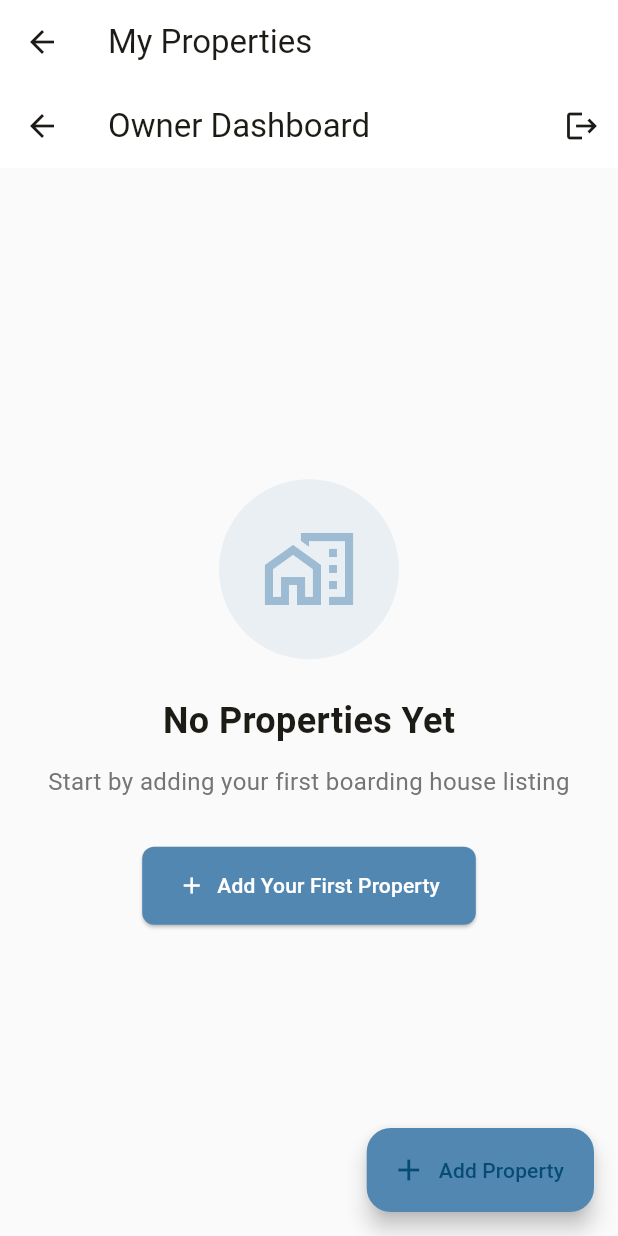
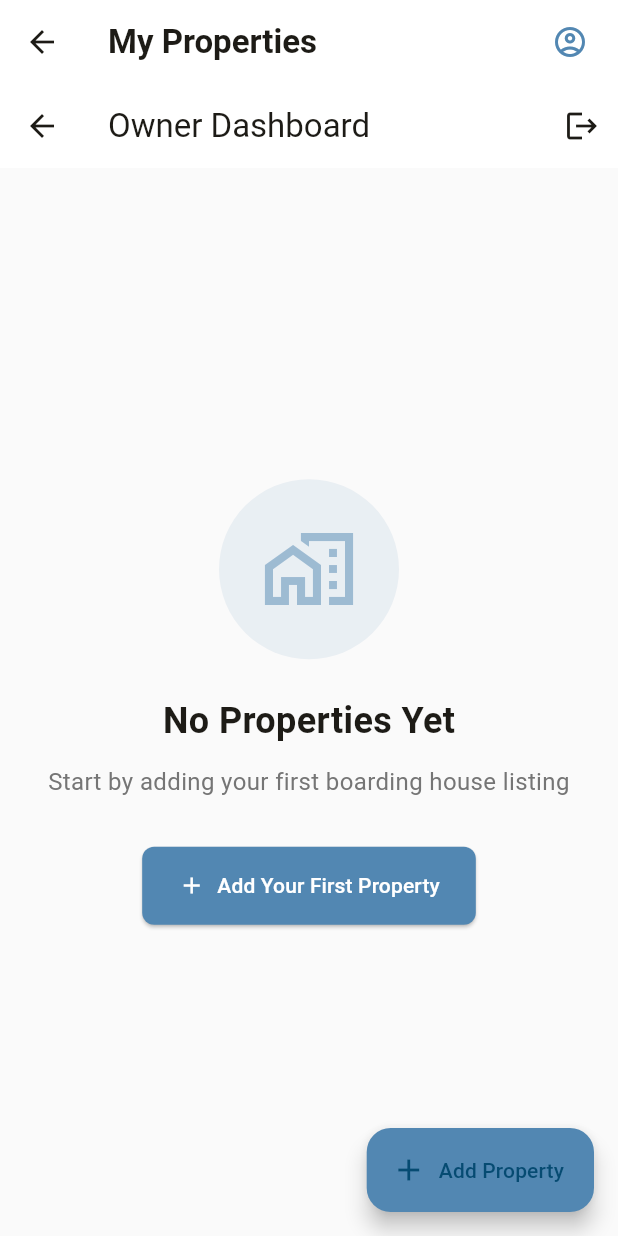
Before and after one commit to khentmoba/Vacansee, a Flutter app: the OwnerHome screen opened directly, after a tap on the "logout" icon, on a phone screen of 412 x 824 dp. Run offline on Flutter 3.47's test engine with Material 3 defaults, Android fonts, the phone set to English and light mode, and no system bars; our stand-ins replace flutter_dotenv, freezed_annotation, image_picker, shimmer, supabase_flutter; accounts and stored records are empty; network calls fail.

Commit message:
Production Polish: SEO, Mobile UI, Profile UX

```diff
--- a/lib/screens/home/home_screen.dart
+++ b/lib/screens/home/home_screen.dart
@@ -4,6 +4,7 @@ import '../../providers/auth_provider.dart';
 import 'owner_dashboard.dart';
 import '../property/create_property_screen.dart';
 import '../property/property_list_screen.dart';
+import '../profile/profile_screen.dart';
 
 class HomeScreen extends StatelessWidget {
   const HomeScreen({super.key});
@@ -28,10 +29,25 @@ class OwnerHome extends StatelessWidget {
   Widget build(BuildContext context) {
     return Scaffold(
       appBar: AppBar(
-        title: const Text('My Properties'),
+        title: const Text(
+          'My Properties',
+          style: TextStyle(fontWeight: FontWeight.w700),
+        ),
         backgroundColor: Colors.white,
         foregroundColor: const Color(0xFF1D1B16),
         elevation: 0,
+        actions: [
+          IconButton(
+            icon: const Icon(Icons.account_circle_outlined),
+            color: const Color(0xFF5287B2),
+            tooltip: 'Profile',
+            onPressed: () => Navigator.push(
+              context,
+              MaterialPageRoute(builder: (_) => const ProfileScreen()),
+            ),
+          ),
+          const SizedBox(width: 8),
+        ],
       ),
       body: const OwnerDashboard(),
       floatingActionButton: FloatingActionButton.extended(
@@ -55,18 +71,26 @@ class StudentHome extends StatelessWidget {
 
   @override
   Widget build(BuildContext context) {
-    final authProvider = context.watch<AuthProvider>();
     return Scaffold(
       appBar: AppBar(
-        title: const Text('Find Your Home'),
+        title: const Text(
+          'Find Your Home',
+          style: TextStyle(fontWeight: FontWeight.w700),
+        ),
         backgroundColor: Colors.white,
         foregroundColor: const Color(0xFF1D1B16),
         elevation: 0,
         actions: [
           IconButton(
-            icon: const Icon(Icons.logout),
-            onPressed: () => authProvider.signOut(),
+            icon: const Icon(Icons.account_circle_outlined),
+            color: const Color(0xFF5287B2),
+            tooltip: 'Profile',
+            onPressed: () => Navigator.push(
+              context,
+              MaterialPageRoute(builder: (_) => const ProfileScreen()),
+            ),
           ),
+          const SizedBox(width: 8),
         ],
       ),
       body: const PropertyListScreen(),
--- a/lib/screens/landing/landing_screen.dart
+++ b/lib/screens/landing/landing_screen.dart
@@ -9,25 +9,32 @@ class LandingScreen extends StatelessWidget {
   Widget build(BuildContext context) {
     return Scaffold(
       backgroundColor: Colors.white,
-      body: SingleChildScrollView(
+      body: LayoutBuilder(
+        builder: (context, constraints) {
+          final isMobile = constraints.maxWidth < 800;
+          final padding = isMobile ? 24.0 : 48.0;
+
+          return SingleChildScrollView(
             child: Column(
               children: [
-            _buildNavbar(context),
-            _buildHero(context),
-            _buildFeatures(context),
-            _buildRoles(context),
-            _buildCTA(context),
-            _buildFooter(context),
+                _buildNavbar(context, isMobile, padding),
+                _buildHero(context, isMobile, padding),
+                _buildFeatures(context, isMobile, padding),
+                _buildRoles(context, isMobile, padding),
+                _buildCTA(context, isMobile, padding),
+                _buildFooter(context, isMobile, padding),
               ],
             ),
+          );
+        },
       ),
     );
   }
 
-  Widget _buildNavbar(BuildContext context) {
+  Widget _buildNavbar(BuildContext context, bool isMobile, double padding) {
     return Container(
       color: Colors.white,
-      padding: const EdgeInsets.symmetric(horizontal: 48, vertical: 16),
+      padding: EdgeInsets.symmetric(horizontal: padding, vertical: 16),
       child: Row(
         mainAxisAlignment: MainAxisAlignment.spaceBetween,
         children: [
@@ -59,6 +66,7 @@ class LandingScreen extends StatelessWidget {
           // Nav buttons
           Row(
             children: [
+              if (!isMobile) ...[
                 TextButton(
                   onPressed: () => Navigator.push(
                     context,
@@ -77,6 +85,7 @@ class LandingScreen extends StatelessWidget {
                   ),
                 ),
                 const SizedBox(width: 12),
+              ],
               ElevatedButton(
                 onPressed: () => Navigator.push(
                   context,
@@ -85,8 +94,8 @@ class LandingScreen extends StatelessWidget {
                 style: ElevatedButton.styleFrom(
                   backgroundColor: const Color(0xFF5287B2),
                   foregroundColor: Colors.white,
-                  padding: const EdgeInsets.symmetric(
-                    horizontal: 24,
+                  padding: EdgeInsets.symmetric(
+                    horizontal: isMobile ? 16 : 24,
                     vertical: 12,
                   ),
                   shape: RoundedRectangleBorder(
@@ -94,9 +103,9 @@ class LandingScreen extends StatelessWidget {
                   ),
                   elevation: 0,
                 ),
-                child: const Text(
-                  'Sign Up',
-                  style: TextStyle(fontWeight: FontWeight.w600),
+                child: Text(
+                  isMobile ? 'Join' : 'Sign Up',
+                  style: const TextStyle(fontWeight: FontWeight.w600),
                 ),
               ),
             ],
@@ -106,13 +115,14 @@ class LandingScreen extends StatelessWidget {
     );
   }
 
-  Widget _buildHero(BuildContext context) {
+  Widget _buildHero(BuildContext context, bool isMobile, double padding) {
     return Container(
       width: double.infinity,
       color: Colors.white,
       child: Stack(
         children: [
           // Decorative polygon top right
+          if (!isMobile)
             Positioned(
               top: 0,
               right: 0,
@@ -122,6 +132,7 @@ class LandingScreen extends StatelessWidget {
               ),
             ),
           // Decorative circle bottom left
+          if (!isMobile)
             Positioned(
               bottom: -100,
               left: -100,
@@ -143,20 +154,23 @@ class LandingScreen extends StatelessWidget {
             ),
           // Content
           Padding(
-            padding: const EdgeInsets.symmetric(horizontal: 48, vertical: 60),
+            padding: EdgeInsets.symmetric(
+              horizontal: padding,
+              vertical: isMobile ? 40 : 60,
+            ),
             child: Column(
               crossAxisAlignment: CrossAxisAlignment.center,
               children: [
                 // Title
                 RichText(
                   textAlign: TextAlign.center,
-                  text: const TextSpan(
+                  text: TextSpan(
                     style: TextStyle(
-                      fontSize: 72,
+                      fontSize: isMobile ? 40 : 72,
                       fontWeight: FontWeight.bold,
                       height: 1.1,
                     ),
-                    children: [
+                    children: const [
                       TextSpan(
                         text: 'Find Your Perfect\n',
                         style: TextStyle(color: Color(0xFF1D1B16)),
@@ -168,23 +182,28 @@ class LandingScreen extends StatelessWidget {
                     ],
                   ),
                 ),
-                const SizedBox(height: 24),
+                SizedBox(height: isMobile ? 16 : 24),
                 // Subtitle
-                const Text(
-                  "VacanSee makes it easy to discover, book, and manage\nboarding houses. Whether you're searching for a place to stay or managing\nproperties, we've got you covered.",
+                Text(
+                  isMobile
+                      ? "Discover, book, and manage boarding houses. Whether you're searching for a place to stay or managing properties, we've got you covered."
+                      : "VacanSee makes it easy to discover, book, and manage\nboarding houses. Whether you're searching for a place to stay or managing\nproperties, we've got you covered.",
                   textAlign: TextAlign.center,
                   style: TextStyle(
-                    fontSize: 18,
-                    color: Color(0xFF666666),
+                    fontSize: isMobile ? 16 : 18,
+                    color: const Color(0xFF666666),
                     height: 1.6,
                   ),
                 ),
-                const SizedBox(height: 40),
+                SizedBox(height: isMobile ? 32 : 40),
                 // Buttons
-                Row(
+                Flex(
+                  direction: isMobile ? Axis.vertical : Axis.horizontal,
                   mainAxisAlignment: MainAxisAlignment.center,
                   children: [
-                    ElevatedButton(
+                    SizedBox(
+                      width: isMobile ? double.infinity : null,
+                      child: ElevatedButton(
                         onPressed: () => Navigator.push(
                           context,
                           MaterialPageRoute(
@@ -211,9 +230,22 @@ class LandingScreen extends StatelessWidget {
                           ),
                         ),
                       ),
-                    const SizedBox(width: 16),
-                    OutlinedButton(
-                      onPressed: () {},
+                    ),
+                    SizedBox(
+                      height: isMobile ? 12 : 0,
+                      width: isMobile ? 0 : 16,
+                    ),
+                    SizedBox(
+                      width: isMobile ? double.infinity : null,
+                      child: OutlinedButton(
+                        onPressed: () {
+                           if (isMobile) {
+                            Navigator.push(
+                              context,
+                              MaterialPageRoute(builder: (_) => const LoginScreen()),
+                            );
+                           }
+                        },
                         style: OutlinedButton.styleFrom(
                           foregroundColor: const Color(0xFF5287B2),
                           side: const BorderSide(
@@ -228,26 +260,27 @@ class LandingScreen extends StatelessWidget {
                             borderRadius: BorderRadius.circular(8),
                           ),
                         ),
-                      child: const Text(
-                        'Learn More',
-                        style: TextStyle(
+                        child: Text(
+                          isMobile ? 'Sign In' : 'Learn More',
+                          style: const TextStyle(
                             fontSize: 16,
                             fontWeight: FontWeight.w600,
                           ),
                         ),
                       ),
+                    ),
                   ],
                 ),
-                const SizedBox(height: 60),
+                SizedBox(height: isMobile ? 40 : 60),
                 // Stats
                 Wrap(
                   alignment: WrapAlignment.center,
-                  spacing: 40,
+                  spacing: isMobile ? 20 : 40,
                   runSpacing: 24,
                   children: [
-                    _buildStat('500+', 'Boarding Houses'),
-                    _buildStat('1,200+', 'Happy Tenants'),
-                    _buildStat('4.8/5', 'Average Rating'),
+                    _buildStat('500+', 'Boarding Houses', isMobile),
+                    _buildStat('1,200+', 'Happy Tenants', isMobile),
+                    _buildStat('4.8/5', 'Average Rating', isMobile),
                   ],
                 ),
               ],
@@ -258,15 +291,15 @@ class LandingScreen extends StatelessWidget {
     );
   }
 
-  Widget _buildStat(String number, String label) {
+  Widget _buildStat(String number, String label, bool isMobile) {
     return Column(
       children: [
         Text(
           number,
-          style: const TextStyle(
-            fontSize: 48,
+          style: TextStyle(
+            fontSize: isMobile ? 32 : 48,
             fontWeight: FontWeight.bold,
-            color: Color(0xFF5287B2),
+            color: const Color(0xFF5287B2),
           ),
         ),
         const SizedBox(height: 8),
@@ -278,27 +311,32 @@ class LandingScreen extends StatelessWidget {
     );
   }
 
-  Widget _buildFeatures(BuildContext context) {
+  Widget _buildFeatures(BuildContext context, bool isMobile, double padding) {
     return Container(
       width: double.infinity,
-      padding: const EdgeInsets.symmetric(horizontal: 48, vertical: 80),
+      padding: EdgeInsets.symmetric(horizontal: padding, vertical: isMobile ? 40 : 80),
       color: const Color(0xFFF8FBFD),
       child: Column(
         children: [
-          const Text(
+          Text(
             'Why Choose VacanSee?',
+            textAlign: TextAlign.center,
             style: TextStyle(
-              fontSize: 42,
+              fontSize: isMobile ? 32 : 42,
               fontWeight: FontWeight.bold,
-              color: Color(0xFF1D1B16),
+              color: const Color(0xFF1D1B16),
             ),
           ),
           const SizedBox(height: 12),
-          const Text(
+          Text(
             'Everything you need to find or manage boarding houses in one place',
-            style: TextStyle(fontSize: 16, color: Color(0xFF666666)),
+            textAlign: TextAlign.center,
+            style: TextStyle(
+              fontSize: isMobile ? 14 : 16,
+              color: const Color(0xFF666666),
             ),
-          const SizedBox(height: 48),
+          ),
+          SizedBox(height: isMobile ? 32 : 48),
           Wrap(
             alignment: WrapAlignment.center,
             spacing: 24,
@@ -308,16 +346,19 @@ class LandingScreen extends StatelessWidget {
                 Icons.search,
                 'Easy Search',
                 'Find the perfect boarding house with powerful filters. Search by location, price, amenities, and availability in seconds.',
+                isMobile,
               ),
               _buildFeatureCard(
                 Icons.check_circle_outline,
                 'Quick Booking',
                 'Book your ideal room with just a few clicks. Track your bookings, communicate with owners, and manage everything in one place.',
+                isMobile,
               ),
               _buildFeatureCard(
                 Icons.star_border,
                 'Verified Reviews',
                 'Read honest reviews from real tenants. Make informed decisions based on ratings, photos, and detailed feedback.',
+                isMobile,
               ),
             ],
           ),
@@ -326,9 +367,10 @@ class LandingScreen extends StatelessWidget {
     );
   }
 
-  Widget _buildFeatureCard(IconData icon, String title, String description) {
+  Widget _buildFeatureCard(
+      IconData icon, String title, String description, bool isMobile) {
     return Container(
-      width: 320,
+      width: isMobile ? double.infinity : 320,
       padding: const EdgeInsets.all(32),
       decoration: BoxDecoration(
         color: Colors.white,
@@ -376,10 +418,10 @@ class LandingScreen extends StatelessWidget {
     );
   }
 
-  Widget _buildRoles(BuildContext context) {
+  Widget _buildRoles(BuildContext context, bool isMobile, double padding) {
     return Container(
       width: double.infinity,
-      padding: const EdgeInsets.symmetric(horizontal: 48, vertical: 80),
+      padding: EdgeInsets.symmetric(horizontal: padding, vertical: isMobile ? 40 : 80),
       color: Colors.white,
       child: Wrap(
         alignment: WrapAlignment.center,
@@ -399,8 +441,9 @@ class LandingScreen extends StatelessWidget {
               'Leave reviews and ratings to help others',
             ],
             buttonText: 'Sign Up as Tenant',
+            isMobile: isMobile,
           ),
-          const SizedBox(width: 32),
+          if (!isMobile) const SizedBox(width: 32),
           // Owner Card
           _buildRoleCard(
             context,
@@ -414,6 +457,7 @@ class LandingScreen extends StatelessWidget {
               'Track occupancy and income analytics',
             ],
             buttonText: 'Sign Up as Owner',
+            isMobile: isMobile,
           ),
         ],
       ),
@@ -427,10 +471,11 @@ class LandingScreen extends StatelessWidget {
     required String title,
     required List<String> features,
     required String buttonText,
+    required bool isMobile,
   }) {
     return Container(
-      width: 480,
-      padding: const EdgeInsets.all(40),
+      width: isMobile ? double.infinity : 480,
+      padding: EdgeInsets.all(isMobile ? 24 : 40),
       decoration: BoxDecoration(
         color: isTenant ? const Color(0xFF5287B2) : const Color(0xFF1D1B16),
         borderRadius: BorderRadius.circular(16),
@@ -449,8 +494,8 @@ class LandingScreen extends StatelessWidget {
           const SizedBox(height: 24),
           Text(
             title,
-            style: const TextStyle(
-              fontSize: 28,
+            style: TextStyle(
+              fontSize: isMobile ? 24 : 28,
               fontWeight: FontWeight.bold,
               color: Colors.white,
             ),
@@ -483,7 +528,9 @@ class LandingScreen extends StatelessWidget {
             ),
           ),
           const SizedBox(height: 24),
-          ElevatedButton(
+          SizedBox(
+            width: isMobile ? double.infinity : null,
+            child: ElevatedButton(
               onPressed: () => Navigator.push(
                 context,
                 MaterialPageRoute(builder: (_) => const RegisterScreen()),
@@ -504,15 +551,16 @@ class LandingScreen extends StatelessWidget {
                 style: const TextStyle(fontSize: 14, fontWeight: FontWeight.w600),
               ),
             ),
+          ),
         ],
       ),
     );
   }
 
-  Widget _buildCTA(BuildContext context) {
+  Widget _buildCTA(BuildContext context, bool isMobile, double padding) {
     return Container(
       width: double.infinity,
-      padding: const EdgeInsets.symmetric(horizontal: 48, vertical: 80),
+      padding: EdgeInsets.symmetric(horizontal: padding, vertical: isMobile ? 60 : 80),
       decoration: const BoxDecoration(
         gradient: LinearGradient(
           begin: Alignment.topLeft,
@@ -523,6 +571,7 @@ class LandingScreen extends StatelessWidget {
       child: Stack(
         children: [
           // Decorative shapes
+          if (!isMobile) ...[
             Positioned(
               top: -50,
               left: 100,
@@ -543,27 +592,36 @@ class LandingScreen extends StatelessWidget {
                 ),
               ),
             ),
+          ],
           // Content
           Column(
             children: [
-              const Text(
+              Text(
                 'Ready to Get Started?',
+                textAlign: TextAlign.center,
                 style: TextStyle(
-                  fontSize: 42,
+                  fontSize: isMobile ? 32 : 42,
                   fontWeight: FontWeight.bold,
                   color: Colors.white,
                 ),
               ),
               const SizedBox(height: 16),
-              const Text(
+              Text(
                 'Join thousands of tenants and owners using VacanSee today',
-                style: TextStyle(fontSize: 16, color: Colors.white70),
+                textAlign: TextAlign.center,
+                style: TextStyle(
+                  fontSize: isMobile ? 14 : 16,
+                  color: Colors.white70,
+                ),
               ),
               const SizedBox(height: 32),
-              Row(
+              Flex(
+                direction: isMobile ? Axis.vertical : Axis.horizontal,
                 mainAxisAlignment: MainAxisAlignment.center,
                 children: [
-                  ElevatedButton(
+                  SizedBox(
+                    width: isMobile ? double.infinity : null,
+                    child: ElevatedButton(
                       onPressed: () => Navigator.push(
                         context,
                         MaterialPageRoute(builder: (_) => const RegisterScreen()),
@@ -588,8 +646,14 @@ class LandingScreen extends StatelessWidget {
                         ),
                       ),
                     ),
-                  const SizedBox(width: 16),
-                  OutlinedButton(
+                  ),
+                  SizedBox(
+                    height: isMobile ? 12 : 0,
+                    width: isMobile ? 0 : 16,
+                  ),
+                  SizedBox(
+                     width: isMobile ? double.infinity : null,
+                    child: OutlinedButton(
                       onPressed: () => Navigator.push(
                         context,
                         MaterialPageRoute(builder: (_) => const LoginScreen()),
@@ -613,6 +677,7 @@ class LandingScreen extends StatelessWidget {
                         ),
                       ),
                     ),
+                  ),
                 ],
               ),
             ],
@@ -622,11 +687,11 @@ class LandingScreen extends StatelessWidget {
     );
   }
 
-  Widget _buildFooter(BuildContext context) {
+  Widget _buildFooter(BuildContext context, bool isMobile, double padding) {
     return Container(
       width: double.infinity,
       color: const Color(0xFF1D1B16),
-      padding: const EdgeInsets.symmetric(horizontal: 48, vertical: 60),
+      padding: EdgeInsets.symmetric(horizontal: padding, vertical: isMobile ? 40 : 60),
       child: Column(
         children: [
           Wrap(
@@ -636,7 +701,7 @@ class LandingScreen extends StatelessWidget {
             children: [
               // Brand column
               SizedBox(
-                width: 280,
+                width: isMobile ? double.infinity : 280,
                 child: Column(
                   crossAxisAlignment: CrossAxisAlignment.start,
                   children: [
@@ -685,17 +750,17 @@ class LandingScreen extends StatelessWidget {
                 _buildFooterLink('Search Listings'),
                 _buildFooterLink('How It Works'),
                 _buildFooterLink('Safety Tips'),
-              ]),
+              ], isMobile),
               _buildFooterColumn('For Owners', [
                 _buildFooterLink('List Your Property'),
                 _buildFooterLink('Owner Resources'),
                 _buildFooterLink('Pricing'),
-              ]),
+              ], isMobile),
               _buildFooterColumn('Company', [
                 _buildFooterLink('About Us'),
                 _buildFooterLink('Contact'),
                 _buildFooterLink('Privacy Policy'),
-              ]),
+              ], isMobile),
             ],
           ),
           const SizedBox(height: 40),
@@ -704,15 +769,16 @@ class LandingScreen extends StatelessWidget {
           const Text(
             '© 2026 VacanSee. All rights reserved.',
             style: TextStyle(fontSize: 14, color: Colors.white54),
+            textAlign: TextAlign.center,
           ),
         ],
       ),
     );
   }
 
-  Widget _buildFooterColumn(String title, List<Widget> links) {
+  Widget _buildFooterColumn(String title, List<Widget> links, bool isMobile) {
     return SizedBox(
-      width: 140,
+      width: isMobile ? double.infinity : 140,
       child: Column(
         crossAxisAlignment: CrossAxisAlignment.start,
         children: [
```
Also changed, not shown: lib/screens/profile/profile_screen.dart (added, +352 -0 lines), 1 other file. Lines whose indentation alone changed are shown as unchanged.
